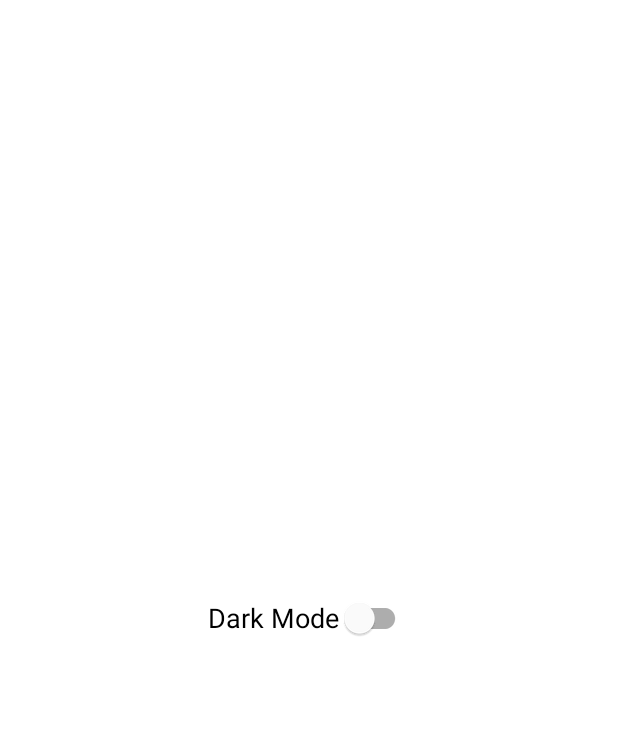
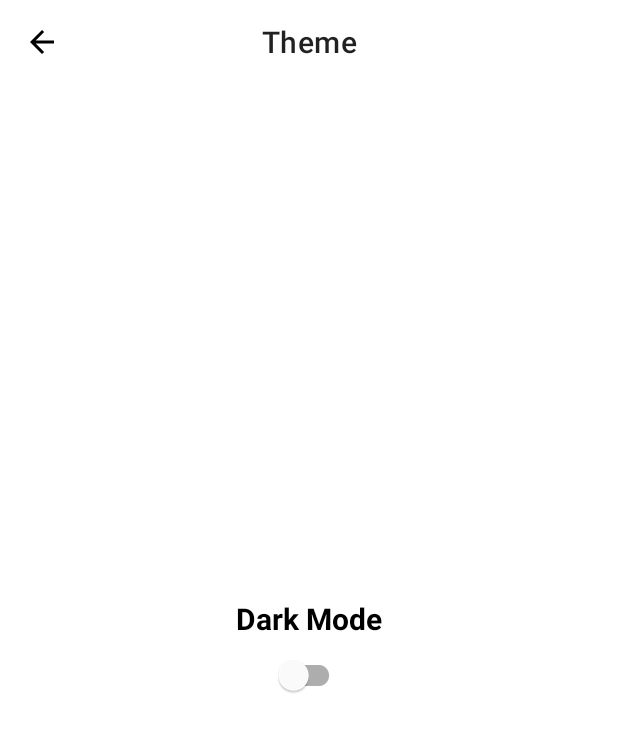
Before and after one commit to nabilqois/Sipala, an Android app: the ThemeActivity screen opened directly, with no data from a screen before it, on a phone screen of 412 x 824 dp. Before the commit the part shown is almost empty. Shown: the top 732 px of the screen. Run offline under Robolectric (Android 15) with nearby library versions, the phone set to English and light mode, and no system bars.

Commit message:
layout improvement in activity_theme.xml and activity_hasil.xml

```diff
--- a/app/src/main/java/com/nabil/sipala/ThemeActivity.kt
+++ b/app/src/main/java/com/nabil/sipala/ThemeActivity.kt
@@ -10,15 +10,16 @@ import androidx.datastore.preferences.core.Preferences
 import androidx.datastore.preferences.preferencesDataStore
 import androidx.lifecycle.ViewModelProvider
 import com.google.android.material.switchmaterial.SwitchMaterial
+import com.nabil.sipala.databinding.ActivityThemeBinding
 
 private val Context.dataStore: DataStore<Preferences> by preferencesDataStore(name = "settings")
 
 class ThemeActivity : AppCompatActivity() {
+    private lateinit var binding: ActivityThemeBinding
     override fun onCreate(savedInstanceState: Bundle?) {
         super.onCreate(savedInstanceState)
-        setContentView(R.layout.activity_theme)
-
-        val switchTheme = findViewById<SwitchMaterial>(R.id.switch_theme)
+        binding = ActivityThemeBinding.inflate(layoutInflater)
+        setContentView(binding.root)
 
         val pref = SettingPreferences.getInstance(dataStore)
         val mainViewModel = ViewModelProvider(this, ViewModelFactory(pref)).get(
@@ -29,14 +30,14 @@ class ThemeActivity : AppCompatActivity() {
         ) { isDarkModeActive: Boolean ->
             if (isDarkModeActive) {
                 AppCompatDelegate.setDefaultNightMode(AppCompatDelegate.MODE_NIGHT_YES)
-                switchTheme.isChecked = true
+                binding.switchTheme.isChecked = true
             } else {
                 AppCompatDelegate.setDefaultNightMode(AppCompatDelegate.MODE_NIGHT_NO)
-                switchTheme.isChecked = false
+                binding.switchTheme.isChecked = false
             }
         }
 
-        switchTheme.setOnCheckedChangeListener { _: CompoundButton?, isChecked: Boolean ->
+        binding.switchTheme.setOnCheckedChangeListener { _: CompoundButton?, isChecked: Boolean ->
             mainViewModel.saveThemeSetting(isChecked)
         }
     }
--- a/app/src/main/res/layout/activity_hasil.xml
+++ b/app/src/main/res/layout/activity_hasil.xml
@@ -18,7 +18,7 @@
         <com.google.android.material.appbar.MaterialToolbar
             android:layout_width="match_parent"
             android:layout_height="?attr/actionBarSize"
-            app:title="@string/hasil"
+            app:title="@string/result"
             app:titleCentered="true"
             app:titleTextColor="@color/white"/>
 
--- a/app/src/main/res/layout/activity_theme.xml
+++ b/app/src/main/res/layout/activity_theme.xml
@@ -6,15 +6,48 @@
     android:layout_height="match_parent"
     tools:context=".ThemeActivity">
 
+    <com.google.android.material.appbar.AppBarLayout
+        android:id="@+id/appbarlayout"
+        android:backgroundTint="?attr/colorOnPrimary"
+        android:layout_width="match_parent"
+        android:layout_height="wrap_content"
+        app:elevation="0dp"
+        app:statusBarForeground="@color/pink_rose"
+        app:layout_constraintTop_toTopOf="parent"
+        app:layout_constraintStart_toStartOf="parent"
+        app:layout_constraintEnd_toEndOf="parent">
+
+        <com.google.android.material.appbar.MaterialToolbar
+            android:id="@+id/toolbar"
+            style="@style/MyNav"
+            android:layout_width="match_parent"
+            android:layout_height="?attr/actionBarSize"
+            app:title="Theme"
+            app:titleCentered="true"
+            app:navigationIcon="@drawable/ic_arrow_back"/>
+
+    </com.google.android.material.appbar.AppBarLayout>
+
+    <TextView
+        android:id="@+id/darkmode_title"
+        style="@style/txt_light_b_dark_w"
+        android:layout_width="wrap_content"
+        android:layout_height="wrap_content"
+        android:text="Dark Mode"
+        android:textStyle="bold"
+        android:textSize="20sp"
+        app:layout_constraintBottom_toBottomOf="parent"
+        app:layout_constraintEnd_toEndOf="parent"
+        app:layout_constraintStart_toStartOf="parent"
+        app:layout_constraintTop_toTopOf="parent"/>
+
+
     <com.google.android.material.switchmaterial.SwitchMaterial
         android:id="@+id/switch_theme"
         android:layout_width="wrap_content"
         android:layout_height="wrap_content"
-        android:text="Dark Mode"
-        android:textSize="18sp"
-        app:layout_constraintBottom_toBottomOf="parent"
         app:layout_constraintEnd_toEndOf="parent"
         app:layout_constraintStart_toStartOf="parent"
-        app:layout_constraintTop_toTopOf="parent" />
+        app:layout_constraintTop_toBottomOf="@id/darkmode_title" />
 
 </androidx.constraintlayout.widget.ConstraintLayout>
--- a/app/src/main/res/values/strings.xml
+++ b/app/src/main/res/values/strings.xml
@@ -6,7 +6,7 @@
     <string name="sign_in">Sign In</string>
     <string name="back_home"><u>Back Home</u></string>
     <string name="gejala">Gejala</string>
-    <string name="hasil">Hasil</string>
+    <string name="result">Result</string>
     <string name="awali_langkahmu_untuk_lambung_yang_lebih_sehat">Awali langkahmu untuk lambung yang lebih sehat!</string>
     <string name="diagnosa_gejala">Diagnosa Gejala</string>
     <string name="get_in">Get in and \nstart checking your stomach !</string>
```
